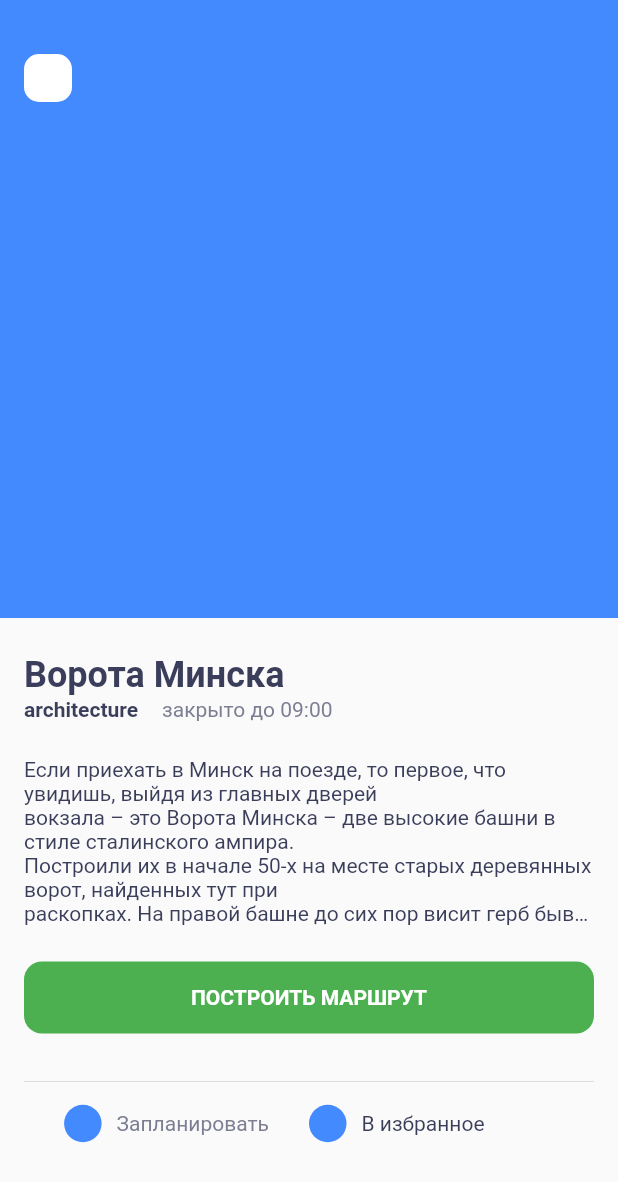
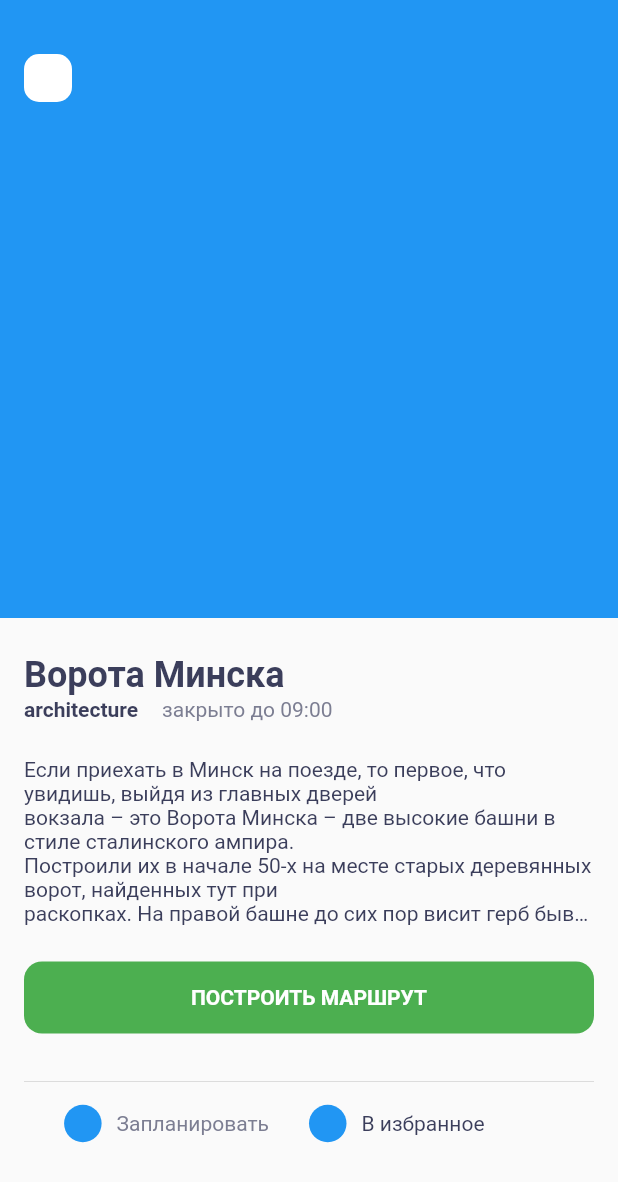
Before and after one commit to arthur-darguzhis/surf-flutter-course-darguzhis, a Flutter app: the screen it shows after launch, on a phone screen of 412 x 824 dp. Shown: the top 1182 px of the screen. Run offline on Flutter 3.47's test engine with Material 2 defaults, Android fonts, the phone set to English and light mode, and no system bars.

Commit message:
add consts for colors

```diff
--- /dev/null
+++ b/lib/ui/res/colors.dart
@@ -0,0 +1,34 @@
+import 'dart:ui';
+import 'package:flutter/material.dart';
+
+// Семантические алиасы
+// Пополняются по мере необходимости
+// Используют только основную палитру
+const Color colorPlaceForPhotos = _blue,
+    white = _white,
+    backgroundColorForCard = _whiteSmoke,
+    textColorPrimary = _blueZodiac,
+    textColorSecondary = _slateGrey,
+    btnColor = _fruitSalad,
+    appBarText = _black,
+    colorAccent = _purple,
+    colorError = _freeSpeechRed,
+    hintColor = _darkGrey,
+    backgroundColor = _pastelWhite,
+    dividerColor = _solitude,
+    textColorGrey = _grey;
+
+// Основная палитра (http://www.color-blindness.com/color-name-hue/)
+const Color _blue = Colors.blue,
+    _white = Colors.white,
+    _whiteSmoke = Color(0xFFF5F5F5),
+    _blueZodiac = Color(0xFF3B3E5B),
+    _slateGrey = Color(0xFF7C7E92),
+    _fruitSalad = Color(0xFF4CAF50),
+    _black = Colors.black,
+    _purple = Color(0xFF7A3E93),
+    _freeSpeechRed = Color(0xFFB00000),
+    _pastelWhite = Color(0xFFFAFAFA),
+    _solitude = Color(0xFFE5E8EB),
+    _darkGrey = Color(0xFFA7A7A7),
+    _grey = Color(0x8A000000);
--- a/lib/ui/screen/sight_details_screen.dart
+++ b/lib/ui/screen/sight_details_screen.dart
@@ -1,8 +1,9 @@
 import 'package:flutter/material.dart';
 import 'package:places/domain/sight.dart';
+import 'package:places/ui/res/colors.dart';
 
 class SightDetails extends StatelessWidget {
-  Sight sight;
+  final Sight sight;
 
   SightDetails({this.sight});
 
@@ -15,14 +16,14 @@ class SightDetails extends StatelessWidget {
             flex: 1,
             child: Stack(
               children: [
-                Container(color: Colors.blueAccent),
+                Container(color: colorPlaceForPhotos),
                 Positioned(
                   top: 36,
                   left: 16,
                   child: SafeArea(
                     child: Container(
                       decoration: BoxDecoration(
-                        color: Colors.white,
+                        color: white,
                         borderRadius: BorderRadius.all(Radius.circular(10)),
                       ),
                       height: 32,
@@ -44,21 +45,21 @@ class SightDetails extends StatelessWidget {
                     alignment: Alignment.topLeft,
                     child: Text(
                       sight.name,
-                      style: TextStyle(color: Color(0xFF3B3E5B), fontSize: 24, fontWeight: FontWeight.w700),
+                      style: TextStyle(color: textColorPrimary, fontSize: 24, fontWeight: FontWeight.w700),
                     ),
                   ),
                   Row(
                     children: [
                       Text(
                         sight.type,
-                        style: TextStyle(color: Color(0xFF3B3E5B), fontSize: 14, fontWeight: FontWeight.w700),
+                        style: TextStyle(color: textColorPrimary, fontSize: 14, fontWeight: FontWeight.w700),
                       ),
                       Container(
                         width: 16,
                       ),
                       Text(
                         'закрыто до 09:00',
-                        style: TextStyle(color: Color(0xFF7C7E92), fontSize: 14, fontWeight: FontWeight.w400),
+                        style: TextStyle(color: textColorSecondary, fontSize: 14, fontWeight: FontWeight.w400),
                       )
                     ],
                   ),
@@ -69,7 +70,7 @@ class SightDetails extends StatelessWidget {
                       maxLines: 7,
                       overflow: TextOverflow.ellipsis,
                       style: TextStyle(
-                        color: Color(0xFF3B3E5B),
+                        color: textColorPrimary,
                         fontSize: 14,
                         fontWeight: FontWeight.w400,
                       ),
@@ -80,13 +81,13 @@ class SightDetails extends StatelessWidget {
                     height: 48,
                     width: double.infinity,
                     decoration: BoxDecoration(
-                      color: Color(0xFF4CAF50),
+                      color: btnColor,
                       borderRadius: BorderRadius.all(Radius.circular(12)),
                     ),
                     child: Align(
                       child: Text(
                         'ПОСТРОИТЬ МАРШРУТ',
-                        style: TextStyle(color: Colors.white, fontSize: 14, fontWeight: FontWeight.w700),
+                        style: TextStyle(color: white, fontSize: 14, fontWeight: FontWeight.w700),
                       ),
                     ),
                   ),
@@ -104,12 +105,12 @@ class SightDetails extends StatelessWidget {
                                 margin: EdgeInsets.only(right: 10),
                                 width: 25,
                                 height: 25,
-                                decoration:
-                                    BoxDecoration(color: Colors.blueAccent, borderRadius: BorderRadius.circular(12.5)),
+                                decoration: BoxDecoration(
+                                    color: colorPlaceForPhotos, borderRadius: BorderRadius.circular(12.5)),
                               ),
                               Text(
                                 'Запланировать',
-                                style: TextStyle(fontSize: 14, color: Color(0xFF7C7E92), fontWeight: FontWeight.w400),
+                                style: TextStyle(fontSize: 14, color: textColorSecondary, fontWeight: FontWeight.w400),
                               )
                             ],
                           ),
@@ -125,11 +126,11 @@ class SightDetails extends StatelessWidget {
                               width: 25,
                               height: 25,
                               decoration:
-                                  BoxDecoration(color: Colors.blueAccent, borderRadius: BorderRadius.circular(12.5)),
+                                  BoxDecoration(color: colorPlaceForPhotos, borderRadius: BorderRadius.circular(12.5)),
                             ),
                             Text(
                               'В избранное',
-                              style: TextStyle(fontSize: 14, color: Color(0xFF3B3E5B), fontWeight: FontWeight.w400),
+                              style: TextStyle(fontSize: 14, color: textColorPrimary, fontWeight: FontWeight.w400),
                             )
                           ]),
                         ),
--- a/lib/ui/screen/sight_list_screen.dart
+++ b/lib/ui/screen/sight_list_screen.dart
@@ -1,5 +1,6 @@
 import 'package:flutter/material.dart';
 import 'package:places/mocks.dart';
+import 'package:places/ui/res/colors.dart';
 import 'package:places/ui/screen/sight_card.dart';
 
 ///screen of "interesting places"
@@ -20,7 +21,7 @@ class _SightListScreenState extends State<SightListScreen> {
             'Список\n'
             'интересных мест',
             textAlign: TextAlign.left,
-            style: TextStyle(color: Colors.black, fontSize: 32, fontFamily: 'Roboto', fontWeight: FontWeight.bold),
+            style: TextStyle(color: appBarText, fontSize: 32, fontFamily: 'Roboto', fontWeight: FontWeight.bold),
           ),
         ),
         backgroundColor: Theme.of(context).scaffoldBackgroundColor,
```
Also changed, not shown: lib/ui/screen/sight_card.dart (+8 -7 lines).
